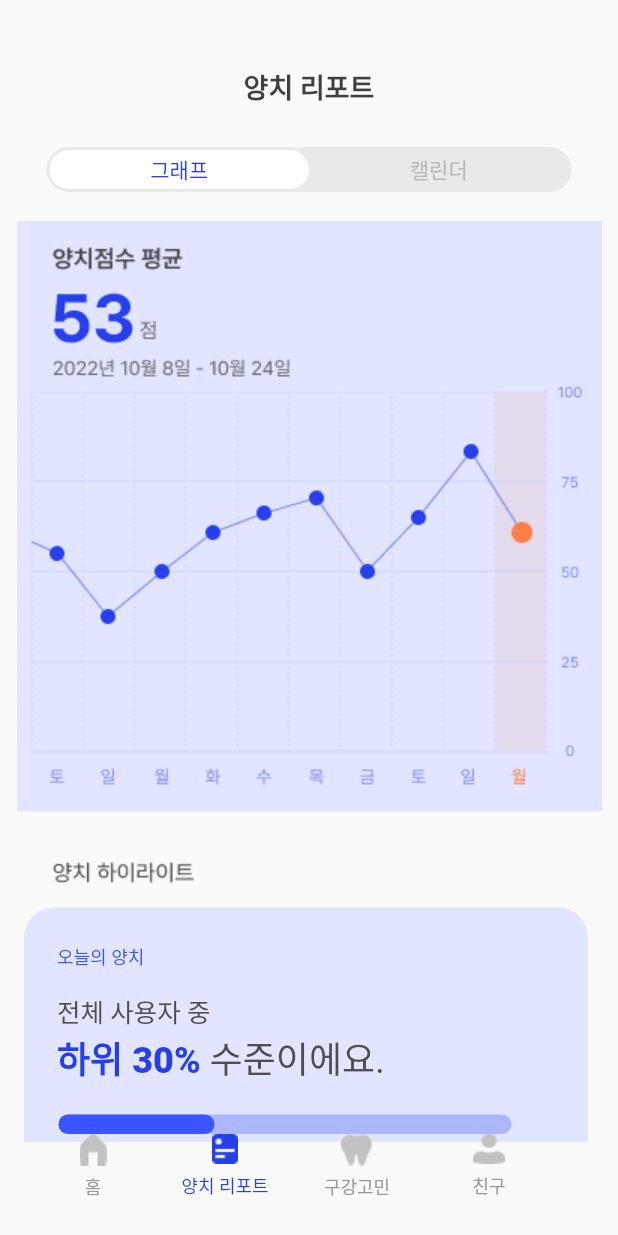
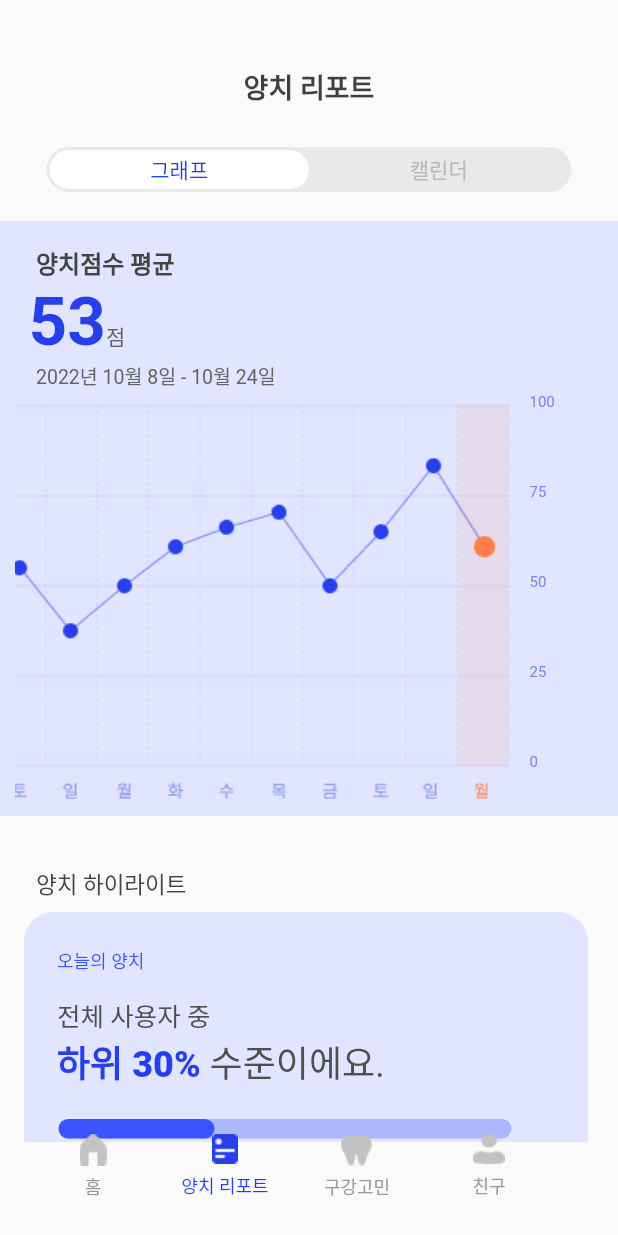
Before and after one commit to ko-inseoklee/FLUTTER_BRUSH_TEETH, a Flutter app: the screen it shows after launch, item 2 of the bottom bar chosen, on a phone screen of 412 x 824 dp. Run offline on Flutter 3.47's test engine with Material 2 defaults, Android fonts, the phone set to English and light mode, and no system bars; our stand-ins replace dotted_border; accounts and stored records are empty; Roboto replaces fonts that are missing (Pretendard).

Commit message:
양치리포트 - 캘린더 완료(전체 2/4)

```diff
--- a/lib/report/Report.dart
+++ b/lib/report/Report.dart
@@ -22,8 +22,75 @@ class _ReportState extends State<Report> {
           padding: EdgeInsets.zero,
           children: [
             Container(
-              height: 453,
-              child: Image.asset('images/reports/graph.png'),
+              height: 397,
+              width: 390,
+              color: Color(0xffE1E5FF),
+              child: Row(
+                  children: [
+                    Column(
+                      crossAxisAlignment: CrossAxisAlignment.start,
+                      children: [
+                        Container(
+                          margin: EdgeInsets.only(top: 16, left:24), width: 114, height: 23, alignment: Alignment.centerLeft,
+                          child: Text('양치점수 평균',style: TextStyle(fontSize: 16, fontWeight: FontWeight.w600, color: Color(0xff434343)),),
+                        ),
+                        Container(
+                          width: 140,height: 45, margin: EdgeInsets.only(top: 2, left: 19), alignment: Alignment.centerLeft,
+                          child:RichText(
+                            text: TextSpan(
+                              text: "53",
+                              style: TextStyle(fontSize: 45, color: Color(0xff263FE9), fontWeight: FontWeight.w700),
+                              children: [
+                                TextSpan(text: "점", style: TextStyle(fontSize: 14, color: Color(0xff646464), fontWeight: FontWeight.w400),
+                                )
+                              ]
+                            ),
+                          )
+                        ),
+                        Container(
+                          width: 174,height: 23, margin: EdgeInsets.only(top: 8, left: 24),
+                          child: Text('2022년 10월 8일 - 10월 24일', style: TextStyle(fontSize: 13, fontWeight: FontWeight.w400, color: Color(0xff646464))),
+                        ),
+                        Container(
+                          width: 343, height: 280, margin: EdgeInsets.only(left: 10),
+                            child: SingleChildScrollView(
+                                padding: EdgeInsets.zero, reverse: true,
+                                scrollDirection: Axis.horizontal,
+                                child: Image.asset('images/reports/graph.png')
+                            ),
+                        )
+                      ],
+                    ),
+                    Column(
+                      children: [
+                        Container(
+                          width: 20, height: 22, margin: EdgeInsets.only(top: 115),
+                          child: Text('100', style: TextStyle(fontSize: 10, fontWeight: FontWeight.w400, color: Color(0xff7B89EA))),
+                        ),
+                        Container(
+                          width: 20, height: 22, margin: EdgeInsets.only(top: 38),
+                          child: Text('75', style: TextStyle(fontSize: 10, fontWeight: FontWeight.w400, color: Color(0xff7B89EA))),
+                        ),
+                        Container(
+                          width: 20, height: 22, margin: EdgeInsets.only(top: 38),
+                          child: Text('50', style: TextStyle(fontSize: 10, fontWeight: FontWeight.w400, color: Color(0xff7B89EA))),
+                        ),
+                        Container(
+                          width: 20, height: 22, margin: EdgeInsets.only(top: 38),
+                          child: Text('25', style: TextStyle(fontSize: 10, fontWeight: FontWeight.w400, color: Color(0xff7B89EA))),
+                        ),
+                        Container(
+                          width: 20, height: 22, margin: EdgeInsets.only(top: 38),
+                          child: Text('0', style: TextStyle(fontSize: 10, fontWeight: FontWeight.w400, color: Color(0xff7B89EA))),
+                        ),
+                      ],
+                    )
+                  ]
+              ),
+            ),
+            Container(
+              margin: EdgeInsets.only(top: 34,left: 24), width: 133, height: 25,
+              child: Text('양치 하이라이트', style: TextStyle(fontSize: 15, fontWeight: FontWeight.w400, color: Color(0xff434343)),),
             ),
             Container(
               width: 354,
```
Also changed, not shown: images/reports/graph.png.
